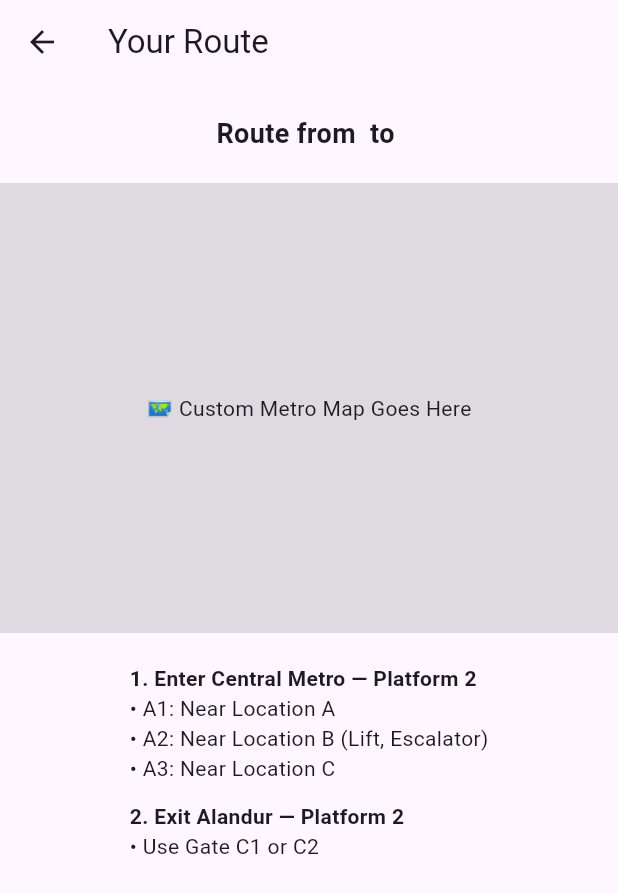
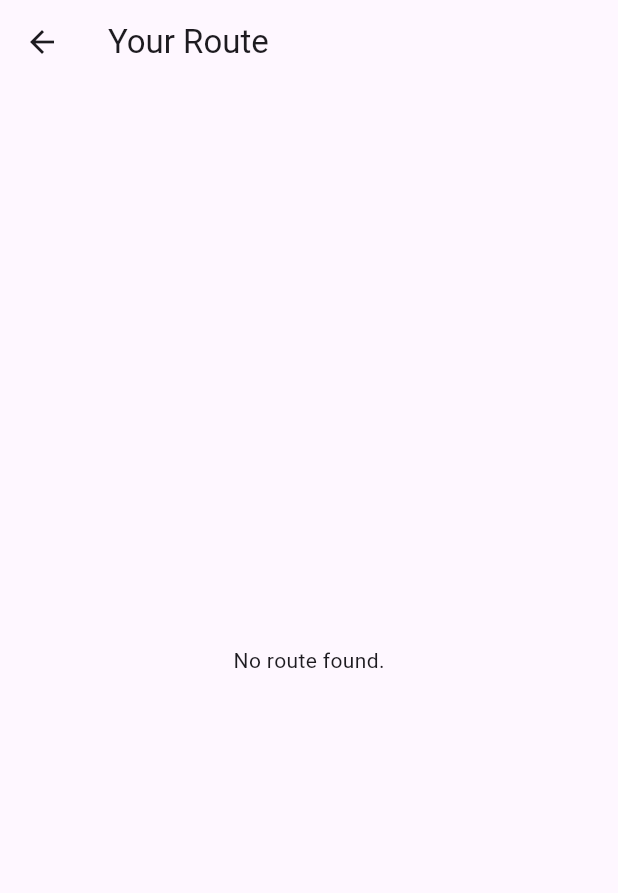
Before and after one commit to nive21/chennai-metro-app, a Flutter app: the RouteResultScreen screen opened directly with empty values, on a phone screen of 412 x 824 dp. Shown: the top 893 px of the screen. Run offline on Flutter 3.47's test engine with Material 3 defaults, Android fonts, the phone set to English and light mode, and no system bars; our stand-ins replace flutter_svg.

Commit message:
use actual stations

```diff
--- /dev/null
+++ b/lib/data/metro_data.dart
@@ -0,0 +1,104 @@
+import '../models/station.dart';
+
+final List<MetroStation> allStations = [
+  // Blue Line
+  MetroStation(name: "Chennai International Airport", line: "Blue", structure: "Elevated"),
+  MetroStation(name: "Meenambakkam", line: "Blue", structure: "Elevated"),
+  MetroStation(name: "Nanganallur Road (OTA)", line: "Blue", structure: "Elevated"),
+  MetroStation(name: "Arignar Anna Alandur", line: "Blue", structure: "Elevated", isInterchange: true),
+  MetroStation(name: "Guindy", line: "Blue", structure: "Elevated"),
+  MetroStation(name: "Little Mount", line: "Blue", structure: "Elevated"),
+  MetroStation(name: "Saidapet", line: "Blue", structure: "Elevated"),
+  MetroStation(name: "Nandanam", line: "Blue", structure: "Underground"),
+  MetroStation(name: "Teynampet", line: "Blue", structure: "Underground"),
+  MetroStation(name: "AG-DMS", line: "Blue", structure: "Underground"),
+  MetroStation(name: "Thousand Lights", line: "Blue", structure: "Underground"),
+  MetroStation(name: "LIC", line: "Blue", structure: "Underground"),
+  MetroStation(name: "Government Estate", line: "Blue", structure: "Underground"),
+  MetroStation(name: "Puratchi Thalaivar Dr. M.G. Ramachandran Central", line: "Blue", structure: "Underground", isInterchange: true),
+  MetroStation(name: "High Court", line: "Blue", structure: "Underground"),
+  MetroStation(name: "Mannadi", line: "Blue", structure: "Underground"),
+  MetroStation(name: "Washermenpet", line: "Blue", structure: "Underground"),
+  MetroStation(name: "Sir Thiyagaraya College", line: "Blue", structure: "Underground"),
+  MetroStation(name: "Tondiarpet", line: "Blue", structure: "Underground"),
+  MetroStation(name: "New Washermanpet", line: "Blue", structure: "Elevated"),
+  MetroStation(name: "Tollgate", line: "Blue", structure: "Elevated"),
+  MetroStation(name: "Kaladipet", line: "Blue", structure: "Elevated"),
+  MetroStation(name: "Thiruvottriyur Theradi", line: "Blue", structure: "Elevated"),
+  MetroStation(name: "Thiruvotriyur", line: "Blue", structure: "Elevated"),
+  MetroStation(name: "Wimco Nagar", line: "Blue", structure: "Elevated"),
+  MetroStation(name: "Wimco Nagar Depot", line: "Blue", structure: "Elevated"),
+
+  // Green Line
+  MetroStation(name: "Puratchi Thalaivar Dr. M.G. Ramachandran Central", line: "Green", structure: "Underground", isInterchange: true),
+  MetroStation(name: "Egmore", line: "Green", structure: "Underground"),
+  MetroStation(name: "Nehru Park", line: "Green", structure: "Underground"),
+  MetroStation(name: "Kilpauk Medical College", line: "Green", structure: "Underground"),
+  MetroStation(name: "Pachaiyappa's College", line: "Green", structure: "Underground"),
+  MetroStation(name: "Shenoy Nagar", line: "Green", structure: "Underground"),
+  MetroStation(name: "Anna Nagar East", line: "Green", structure: "Underground"),
+  MetroStation(name: "Anna Nagar Tower", line: "Green", structure: "Underground"),
+  MetroStation(name: "Thirumangalam", line: "Green", structure: "Underground"),
+  MetroStation(name: "Koyambedu", line: "Green", structure: "Elevated"),
+  MetroStation(name: "CMBT (Puratchi Thalaivi Dr. J. Jayalalithaa)", line: "Green", structure: "Elevated"),
+  MetroStation(name: "Arumbakkam", line: "Green", structure: "Elevated"),
+  MetroStation(name: "Vadapalani", line: "Green", structure: "Elevated"),
+  MetroStation(name: "Ashok Nagar", line: "Green", structure: "Elevated"),
+  MetroStation(name: "Ekkattuthangal", line: "Green", structure: "Elevated"),
+  MetroStation(name: "Arignar Anna Alandur", line: "Green", structure: "Elevated", isInterchange: true),
+  MetroStation(name: "St. Thomas Mount", line: "Green", structure: "Elevated"),
+];
+
+List<MetroStation> getRoute(String originName, String destinationName) {
+  final originStations = allStations.where((s) => s.name == originName).toList();
+  final destinationStations = allStations.where((s) => s.name == destinationName).toList();
+
+  if (originStations.isEmpty || destinationStations.isEmpty) return [];
+
+  // Try same line first
+  for (var origin in originStations) {
+    for (var dest in destinationStations) {
+      if (origin.line == dest.line) {
+        final sameLineStations = allStations
+            .where((s) => s.line == origin.line)
+            .toList();
+        final start = sameLineStations.indexWhere((s) => s.name == origin.name);
+        final end = sameLineStations.indexWhere((s) => s.name == dest.name);
+        if (start != -1 && end != -1) {
+          final range = start < end
+              ? sameLineStations.sublist(start, end + 1)
+              : sameLineStations.sublist(end, start + 1).reversed.toList();
+          return range;
+        }
+      }
+    }
+  }
+
+  // Fallback: use interchange station (simple logic)
+  const interchanges = ["Arignar Anna Alandur", "Puratchi Thalaivar Dr. M.G. Ramachandran Central"];
+  for (final inter in interchanges) {
+    final from = getRoute(originName, inter);
+    final to = getRoute(inter, destinationName);
+    if (from.isNotEmpty && to.isNotEmpty) {
+      return [...from, ...to.skip(1)]; // avoid repeating interchange twice
+    }
+  }
+
+  return []; // no route found
+}
+
+String generateInstructions(List<MetroStation> route) {
+  if (route.isEmpty) return "No route available.";
+  final buffer = StringBuffer();
+  for (int i = 0; i < route.length; i++) {
+    final station = route[i];
+    if (i == 0) {
+      buffer.writeln("1. Enter at ${station.name} — ${station.line} Line (${station.structure})");
+    } else if (station.isInterchange && route[i - 1].line != station.line) {
+      buffer.writeln("${i + 1}. Change at ${station.name} to ${station.line} Line");
+    } else if (i == route.length - 1) {
+      buffer.writeln("${i + 1}. Exit at ${station.name} — ${station.line} Line (${station.structure})");
+    }
+  }
+  return buffer.toString();
+}
--- a/lib/screens/home_screen.dart
+++ b/lib/screens/home_screen.dart
@@ -1,6 +1,7 @@
 import 'package:flutter/material.dart';
 import 'package:flutter_svg/flutter_svg.dart';
 import 'route_result.dart';
+import '../data/metro_data.dart';
 
 
 class HomeScreen extends StatefulWidget {
@@ -14,7 +15,7 @@ class _HomeScreenState extends State<HomeScreen> {
   String? origin;
   String? destination;
 
-  final List<String> stations = ['Central', 'Vadapalani', 'Alandur'];
+  final List<String> stations = allStations.map((s) => s.name).toSet().toList()..sort();
 
   @override
   Widget build(BuildContext context) {
--- a/lib/screens/route_result.dart
+++ b/lib/screens/route_result.dart
@@ -1,4 +1,6 @@
 import 'package:flutter/material.dart';
+import '../data/metro_data.dart';
+import '../models/station.dart';
 
 class RouteResultScreen extends StatelessWidget {
   final String origin;
@@ -12,44 +14,45 @@ class RouteResultScreen extends StatelessWidget {
 
   @override
   Widget build(BuildContext context) {
+    final route = getRoute(origin, destination);
+    final instructions = generateInstructions(route);
+
     return Scaffold(
       appBar: AppBar(title: const Text("Your Route")),
-      body: Column(
-        crossAxisAlignment: CrossAxisAlignment.center,
+      body: Padding(
+        padding: const EdgeInsets.all(16.0),
+        child: route.isEmpty
+            ? const Center(child: Text("No route found."))
+            : Column(
+          crossAxisAlignment: CrossAxisAlignment.start,
           children: [
-          const SizedBox(height: 20),
             Text("Route from $origin to $destination",
-              style: const TextStyle(fontSize: 18, fontWeight: FontWeight.bold)),
+                style: const TextStyle(
+                    fontSize: 18, fontWeight: FontWeight.bold)),
 
             const SizedBox(height: 20),
 
-          // Placeholder for map
+            // Map placeholder
             Container(
-            height: 300,
-            color: Colors.black12,
+              height: 200,
+              color: Colors.grey[200],
               alignment: Alignment.center,
-            child: const Text("🗺️ Custom Metro Map Goes Here"),
+              child: const Text("🗺️ Metro Map Here"),
             ),
 
             const SizedBox(height: 20),
-          Padding(
-            padding: const EdgeInsets.symmetric(horizontal: 16),
-            child: Column(
-              crossAxisAlignment: CrossAxisAlignment.start,
-              children: const [
-                Text("1. Enter Central Metro — Platform 2",
-                    style: TextStyle(fontWeight: FontWeight.bold)),
-                Text("• A1: Near Location A"),
-                Text("• A2: Near Location B (Lift, Escalator)"),
-                Text("• A3: Near Location C"),
-                SizedBox(height: 12),
-                Text("2. Exit Alandur — Platform 2",
-                    style: TextStyle(fontWeight: FontWeight.bold)),
-                Text("• Use Gate C1 or C2"),
+
+            const Text(
+              "Instructions:",
+              style: TextStyle(fontSize: 16, fontWeight: FontWeight.w600),
+            ),
+            const SizedBox(height: 10),
+            ...instructions
+                .split('\n')
+                .map((line) => Text("• $line"))
+                .toList(),
           ],
         ),
-          )
-        ],
       ),
     );
   }
```
Also changed, not shown: lib/models/station.dart (added, +13 -0 lines). Lines whose indentation alone changed are shown as unchanged.
